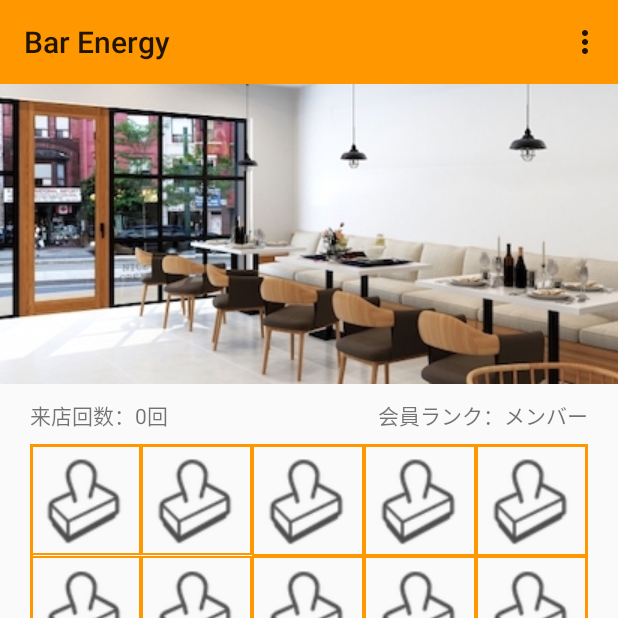
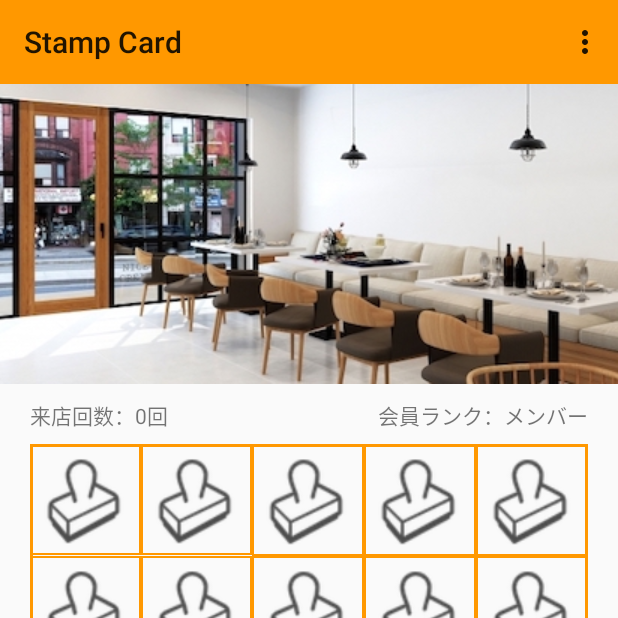
Before and after one commit to kazudmb/StampCard, an Android app: the screen it shows after launch (MainActivity), on a phone screen of 412 x 824 dp, the top half of it. Run offline under Robolectric (Android 15) with nearby library versions, the phone set to English and light mode, and no system bars; our stand-ins replace Firebase (no records; nobody signed in at launch, a user with empty details on screens opened directly).

Commit message:
fix toolbar title

```diff
--- a/app/src/main/java/com/kazukinakano/stampcard/MainActivity.kt
+++ b/app/src/main/java/com/kazukinakano/stampcard/MainActivity.kt
@@ -27,7 +27,7 @@ class MainActivity : AppCompatActivity() {
         repository.auth = FirebaseAuth.getInstance()
 
         val toolbar = findViewById<Toolbar>(R.id.tool_bar)
-        toolbar.title = "Bar Energy"
+        toolbar.title = "Stamp Card"
         setSupportActionBar(toolbar)
 
         button.setOnClickListener {
```
